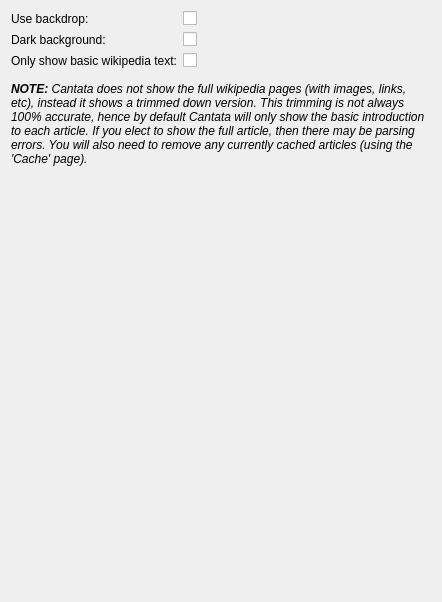
CDrummond/cantata, file context/othersettings.ui: the form before one commit.
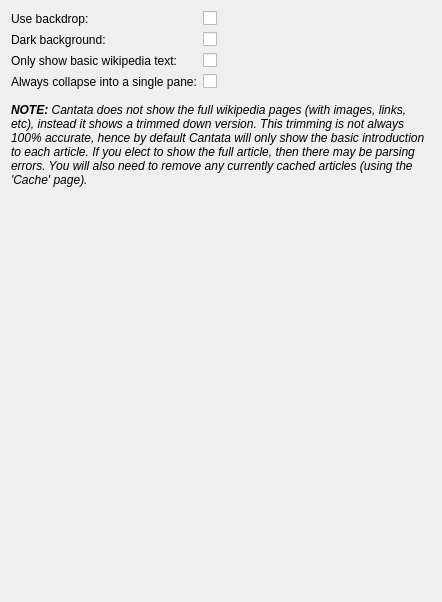
The form after the commit. Custom widgets are drawn as their Qt base class.

Commit message: Add option to always collapse context into single pane.

```diff
--- a/context/othersettings.ui
+++ b/context/othersettings.ui
@@ -56,6 +56,23 @@
        </property>
       </widget>
      </item>
+     <item row="3" column="0">
+      <widget class="BuddyLabel" name="contextAlwaysCollapsedLabel">
+       <property name="text">
+        <string>Always collapse into a single pane:</string>
+       </property>
+       <property name="buddy">
+        <cstring>contextAlwaysCollapsed</cstring>
+       </property>
+      </widget>
+     </item>
+     <item row="3" column="1">
+      <widget class="OnOffButton" name="contextAlwaysCollapsed">
+       <property name="text">
+        <string/>
+       </property>
+      </widget>
+     </item>
     </layout>
    </item>
    <item>
```
The commit also changes 6 other files.
